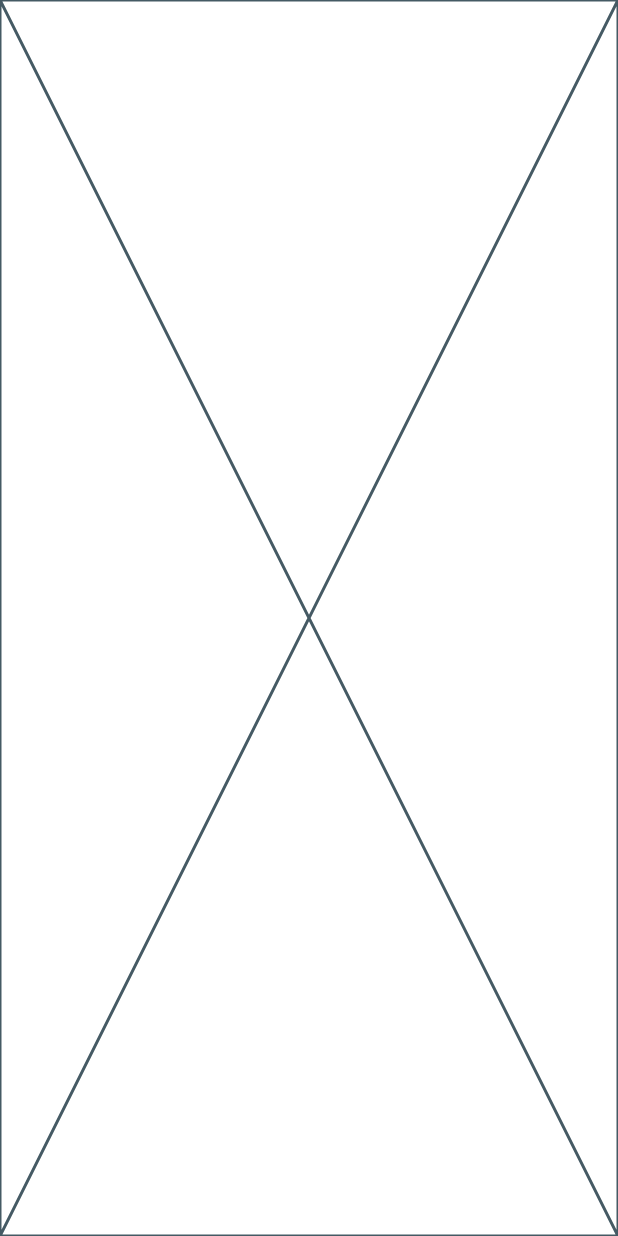
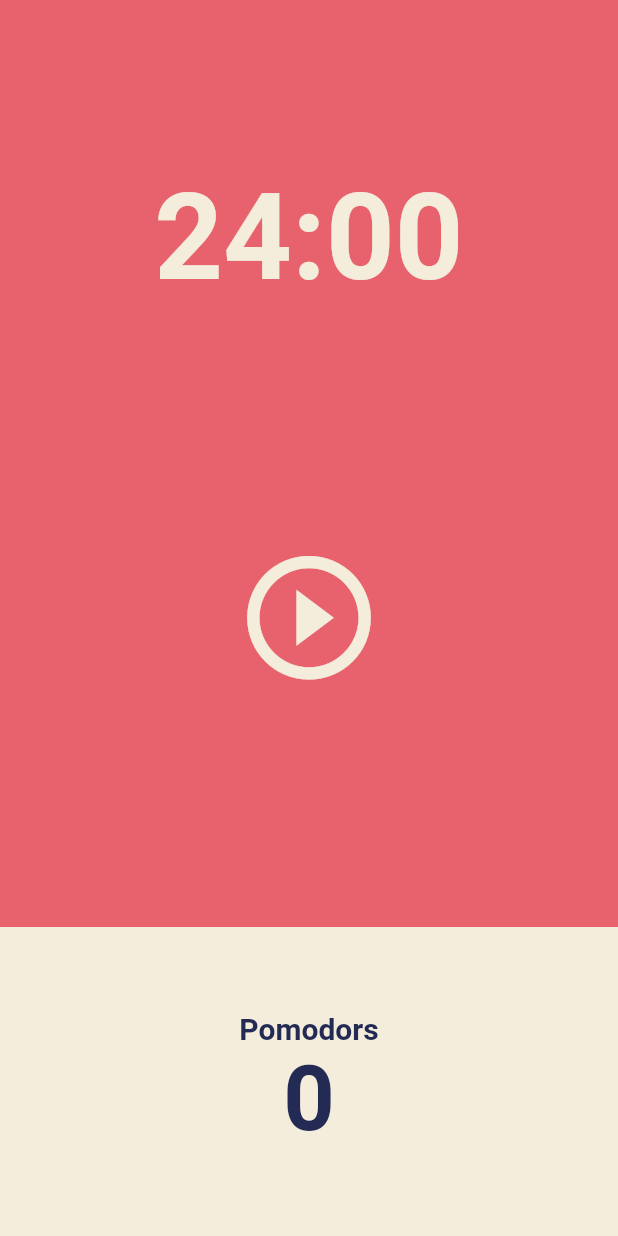
Before and after one commit to jongwon-kr/WebtoonProject, a Flutter app: the screen it shows after launch, on a phone screen of 412 x 824 dp. Run offline on Flutter 3.47's test engine with Material 2 defaults, Android fonts, the light colour scheme and no system bars.

Commit message:
pomodora.1 fin

```diff
--- a/pomodora/pomodoro50/lib/main.dart
+++ b/pomodora/pomodoro50/lib/main.dart
@@ -1,5 +1,3 @@
-// ignore_for_file: deprecated_member_use
-
 import 'package:flutter/material.dart';
 import 'package:pomodoro50/screens/home_screen.dart';
 
@@ -14,16 +12,13 @@ class MainApp extends StatelessWidget {
   Widget build(BuildContext context) {
     return MaterialApp(
       theme: ThemeData(
-        backgroundColor: const Color(0xFFE7626C),
-        textTheme: TextTheme(
-          titleLarge: const TextStyle(
-            color: Colors.red,
-          ),
-          headline1: const TextStyle(
-            color: Color(0xFF232B55),
-          ),
+        cardColor: const Color(0xFFF4EDDB),
+        colorScheme: ColorScheme.fromSwatch(
+          backgroundColor: const Color(0xFFE7626C),
         ),
-        cardColor: const Color(0xFFF4EDDB),
+        textTheme: const TextTheme(
+          displayLarge: TextStyle(color: Color(0xFF232B55)),
+        ),
       ),
       home: const HomeScreen(),
     );
--- a/pomodora/pomodoro50/lib/screens/home_screen.dart
+++ b/pomodora/pomodoro50/lib/screens/home_screen.dart
@@ -7,24 +7,75 @@ class HomeScreen extends StatefulWidget {
   State<HomeScreen> createState() => _HomeScreenState();
 }
 
-class _HomeScreenState extends State<HomeScreen>
-    with SingleTickerProviderStateMixin {
-  late AnimationController _controller;
-
-  @override
-  void initState() {
-    super.initState();
-    _controller = AnimationController(vsync: this);
-  }
-
-  @override
-  void dispose() {
-    _controller.dispose();
-    super.dispose();
-  }
-
+class _HomeScreenState extends State<HomeScreen> {
   @override
   Widget build(BuildContext context) {
-    return const Placeholder();
+    return Scaffold(
+      backgroundColor: Theme.of(context).colorScheme.background,
+      body: Column(children: [
+        Flexible(
+          flex: 1,
+          child: Container(
+            alignment: Alignment.bottomCenter,
+            child: Text(
+              '24:00',
+              style: TextStyle(
+                color: Theme.of(context).cardColor,
+                fontSize: 80,
+                fontWeight: FontWeight.w600,
+              ),
+            ),
+          ),
+        ),
+        Flexible(
+          flex: 2,
+          child: Center(
+            child: IconButton(
+              iconSize: 99,
+              color: Theme.of(context).cardColor,
+              onPressed: () {},
+              icon: const Icon(
+                Icons.play_circle_outline,
+              ),
+            ),
+          ),
+        ),
+        Flexible(
+          flex: 1,
+          child: Row(
+            children: [
+              Expanded(
+                child: Container(
+                  decoration: BoxDecoration(color: Theme.of(context).cardColor),
+                  child: Column(
+                    mainAxisAlignment: MainAxisAlignment.center,
+                    children: [
+                      Text(
+                        'Pomodors',
+                        style: TextStyle(
+                          fontSize: 20,
+                          color:
+                              Theme.of(context).textTheme.displayLarge!.color,
+                          fontWeight: FontWeight.w600,
+                        ),
+                      ),
+                      Text(
+                        '0',
+                        style: TextStyle(
+                          fontSize: 60,
+                          color:
+                              Theme.of(context).textTheme.displayLarge!.color,
+                          fontWeight: FontWeight.w600,
+                        ),
+                      ),
+                    ],
+                  ),
+                ),
+              ),
+            ],
+          ),
+        ),
+      ]),
+    );
   }
 }
```
